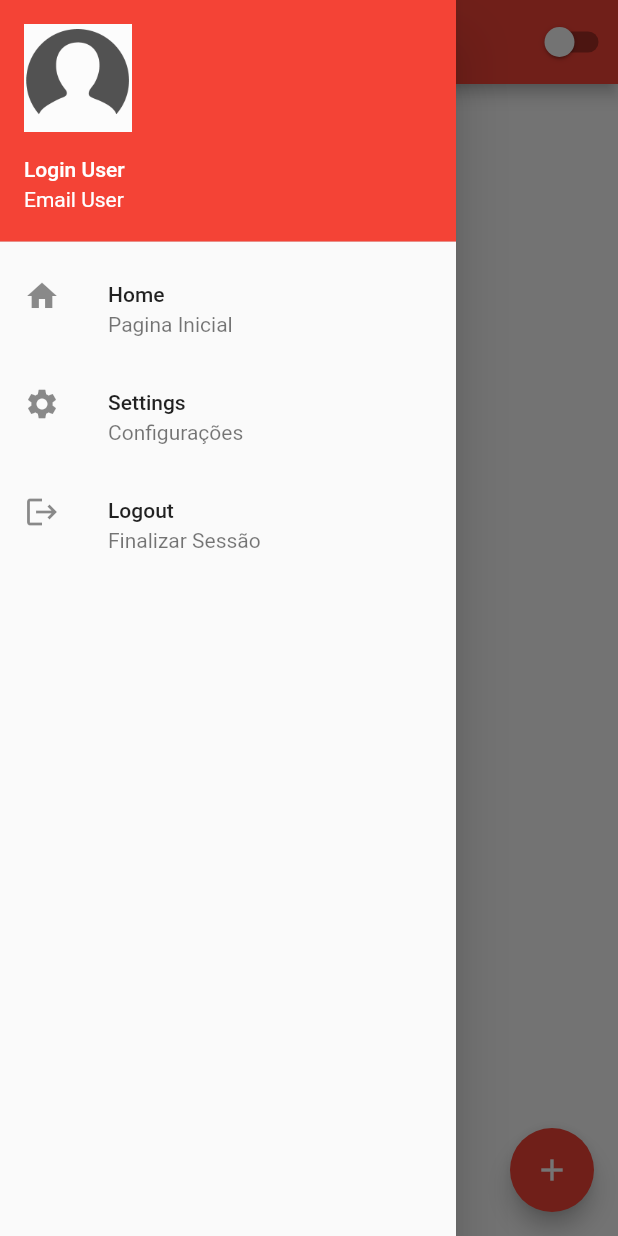
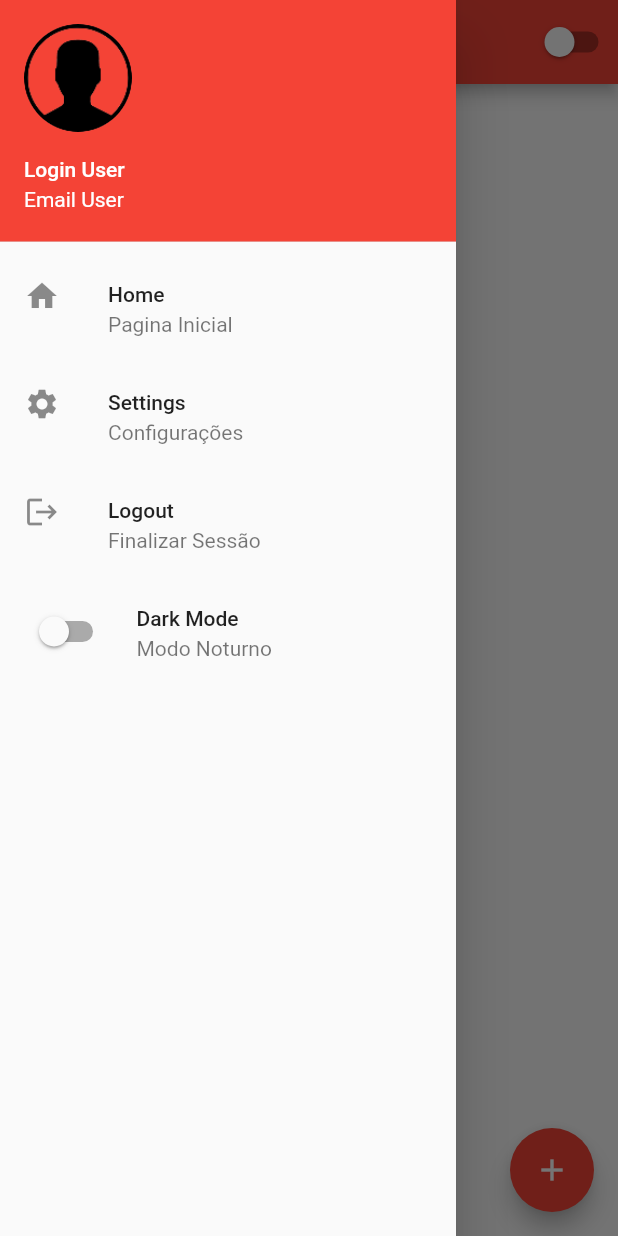
Before and after one commit to AlessonCC/Estudos, a Flutter app: the HomePage screen opened by its route, with the side drawer open, on a phone screen of 412 x 824 dp. Run offline on Flutter 3.47's test engine with Material 2 defaults, Android fonts, the phone set to English and light mode, and no system bars; missing offline and left inert: dart:ffi.

```diff
--- a/Flutter/manual_de_sobrevivencia/lib/home_page.dart
+++ b/Flutter/manual_de_sobrevivencia/lib/home_page.dart
@@ -1,3 +1,5 @@
+import 'dart:ffi';
+
 import 'package:flutter/material.dart';
 
 import 'app_controller.dart';
@@ -20,7 +22,10 @@ class HomePageState extends State<HomePage> {
         child: Column(
           children: [
             UserAccountsDrawerHeader(
-                currentAccountPicture: Image.asset('assets/images/NonUser.jpg'),
+                currentAccountPicture: ClipRRect(
+                  borderRadius: BorderRadius.circular(40),
+                  child: Image.asset('assets/images/NonUser.jpg'),
+                ),
                 accountName: const Text('Login User'),
                 accountEmail: const Text('Email User')),
             ListTile(
@@ -46,6 +51,11 @@ class HomePageState extends State<HomePage> {
                 Navigator.of(context).pushReplacementNamed('/');
               },
             ),
+            ListTile(
+                leading: CustomSwitch(),
+                title: Text('Dark Mode'),
+                subtitle: Text('Modo Noturno'),
+                onTap: () {}),
           ],
         ),
       ),
```
Also changed, not shown: Flutter/manual_de_sobrevivencia/assets/images/NonUser.jpg.
